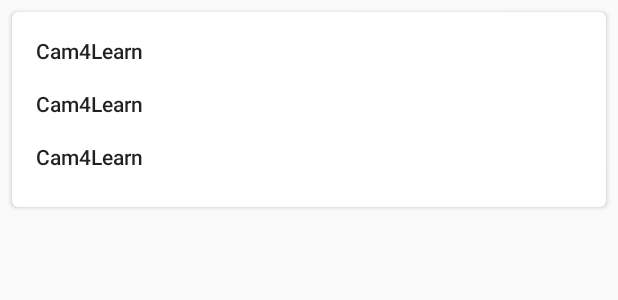
After one commit to SergeyGubar/cam4learn-mobile, an Android app: the layout list_item_lector.xml on its own in the app's theme, with its tools: preview values and no code run, on a phone screen of 412 x 824 dp. The commit adds this screen. Shown: the top 300 px of the screen. Run offline under Robolectric (Android 15) with nearby library versions, the phone set to English and light mode, and no system bars.

Commit message:
Add lectors UI

```diff
--- a/app/build.gradle
+++ b/app/build.gradle
@@ -51,4 +51,6 @@ dependencies {
     androidTestImplementation 'com.android.support.test:runner:1.0.2'
     androidTestImplementation 'com.android.support.test.espresso:espresso-core:3.0.2'
     implementation 'com.android.support:design:28.0.0'
+    implementation 'com.android.support:cardview-v7:28.0.0'
+    implementation 'com.android.support:recyclerview-v7:28.0.0'
 }
--- a/app/src/main/java/io/github/gubarsergey/cam4learn/ui/main/MainActivity.kt
+++ b/app/src/main/java/io/github/gubarsergey/cam4learn/ui/main/MainActivity.kt
@@ -10,6 +10,7 @@ import io.github.gubarsergey.cam4learn.network.entity.request.LoginRequestModel
 import io.github.gubarsergey.cam4learn.network.repository.login.LoginRepository
 import io.github.gubarsergey.cam4learn.ui.group.GroupsFragment
 import io.github.gubarsergey.cam4learn.ui.subject.SubjectsFragment
+import io.github.gubarsergey.cam4learn.ui.teacher.LectorsFragment
 import io.github.gubarsergey.cam4learn.utility.extension.inTransaction
 import io.github.gubarsergey.cam4learn.utility.helper.SharedPrefHelper
 import io.reactivex.disposables.Disposable
@@ -69,7 +70,7 @@ class MainActivity : AppCompatActivity() {
         val fragment = when (menuItem.itemId) {
             R.id.nav_groups -> GroupsFragment.newInstance()
             R.id.nav_subjects -> SubjectsFragment.newInstance()
-            R.id.nav_teachers -> SubjectsFragment.newInstance()
+            R.id.nav_teachers -> LectorsFragment.newInstance()
             else -> throw IllegalStateException("Menu item $menuItem does not exist!")
         }
         supportFragmentManager.inTransaction {
--- /dev/null
+++ b/app/src/main/java/io/github/gubarsergey/cam4learn/utility/extension/_Fragment.kt
@@ -0,0 +1,6 @@
+package io.github.gubarsergey.cam4learn.utility.extension
+
+import android.support.v4.app.Fragment
+
+val Fragment.notNullContext
+    get() = context!!
--- /dev/null
+++ b/app/src/main/res/layout/list_item_lector.xml
@@ -0,0 +1,51 @@
+<?xml version="1.0" encoding="utf-8"?>
+
+
+<android.support.v7.widget.CardView xmlns:android="http://schemas.android.com/apk/res/android"
+    xmlns:app="http://schemas.android.com/apk/res-auto"
+    xmlns:tools="http://schemas.android.com/tools"
+    android:layout_width="match_parent"
+    android:layout_height="130dp"
+    android:layout_marginStart="8dp"
+    android:layout_marginTop="8dp"
+    android:layout_marginEnd="8dp"
+    app:cardCornerRadius="4dp">
+
+    <android.support.constraint.ConstraintLayout
+        android:layout_width="match_parent"
+        android:layout_height="match_parent">
+
+        <TextView
+            android:id="@+id/lector_item_id"
+            android:layout_width="wrap_content"
+            android:layout_height="wrap_content"
+            android:layout_marginStart="16dp"
+            android:layout_marginTop="16dp"
+            android:textAppearance="@style/TextAppearance.AppCompat.Body2"
+            app:layout_constraintStart_toStartOf="parent"
+            app:layout_constraintTop_toTopOf="parent"
+            tools:text="@string/app_name" />
+
+        <TextView
+            android:id="@+id/lector_item_surname"
+            android:layout_width="wrap_content"
+            android:layout_height="wrap_content"
+            android:layout_marginTop="16dp"
+            android:textAppearance="@style/TextAppearance.AppCompat.Body2"
+            app:layout_constraintStart_toStartOf="@+id/lector_item_id"
+            app:layout_constraintTop_toBottomOf="@+id/lector_item_id"
+            tools:text="@string/app_name" />
+
+        <TextView
+            android:id="@+id/lector_item_name"
+            android:layout_width="wrap_content"
+            android:layout_height="wrap_content"
+            android:layout_marginTop="16dp"
+            android:textAppearance="@style/TextAppearance.AppCompat.Body2"
+            app:layout_constraintStart_toStartOf="@+id/lector_item_surname"
+            app:layout_constraintTop_toBottomOf="@+id/lector_item_surname"
+            tools:text="@string/app_name" />
+
+
+    </android.support.constraint.ConstraintLayout>
+</android.support.v7.widget.CardView>
```
Also changed, not shown: app/src/main/java/io/github/gubarsergey/cam4learn/App.kt (+13 -1 lines), app/src/main/java/io/github/gubarsergey/cam4learn/network/api/LectorsApi.kt (added, +12 -0 lines), app/src/main/java/io/github/gubarsergey/cam4learn/network/entity/response/LectorResponseModel.kt (added, +7 -0 lines), app/src/main/java/io/github/gubarsergey/cam4learn/network/repository/lector/LectorsRepository.kt (added, +24 -0 lines), app/src/main/java/io/github/gubarsergey/cam4learn/ui/BaseAdapter.kt (added, +11 -0 lines), app/src/main/java/io/github/gubarsergey/cam4learn/ui/BaseFragment.kt (+5 -2 lines), app/src/main/java/io/github/gubarsergey/cam4learn/ui/BaseViewHolder.kt (added, +8 -0 lines), app/src/main/java/io/github/gubarsergey/cam4learn/ui/subject/SubjectsFragment.kt (+15 -7 lines), app/src/main/java/io/github/gubarsergey/cam4learn/ui/teacher/LectorsAdapter.kt (added, +33 -0 lines), app/src/main/java/io/github/gubarsergey/cam4learn/ui/teacher/LectorsFragment.kt (added, +68 -0 lines), app/src/main/java/io/github/gubarsergey/cam4learn/ui/teacher/TeachersFragment.kt (deleted, +0 -16 lines), app/src/main/res/layout/activity_main.xml (+15 -4 lines), app/src/main/res/layout/fragment_teachers.xml (+12 -1 lines).
